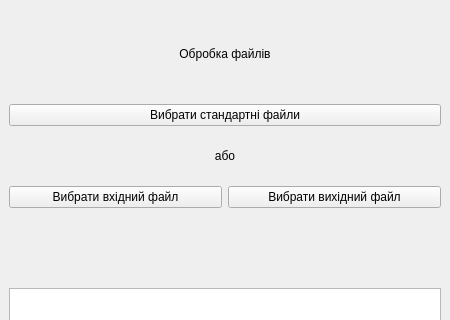
First picture: the form in lab7/ui/task1_interface.ui, repository Ihor-Mykytiuk/university-projects, before the edit; both pictures show x 0 to 450 and y 0 to 320 of the 450 by 700 pixel window.
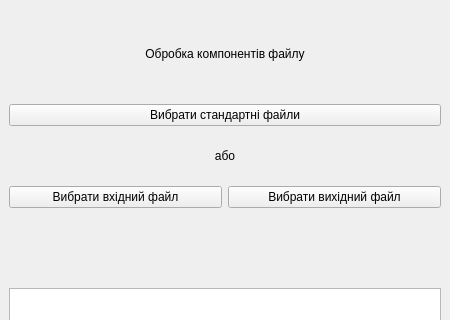
Second picture: the form after the edit.

The edit to the form file:
```diff
--- a/lab7/ui/task1_interface.ui
+++ b/lab7/ui/task1_interface.ui
@@ -24,7 +24,7 @@
     <item>
      <widget class="QLabel" name="title">
       <property name="text">
-       <string>Обробка файлів</string>
+       <string>Обробка компонентів файлу</string>
       </property>
       <property name="alignment">
        <set>Qt::AlignmentFlag::AlignCenter</set>
```
